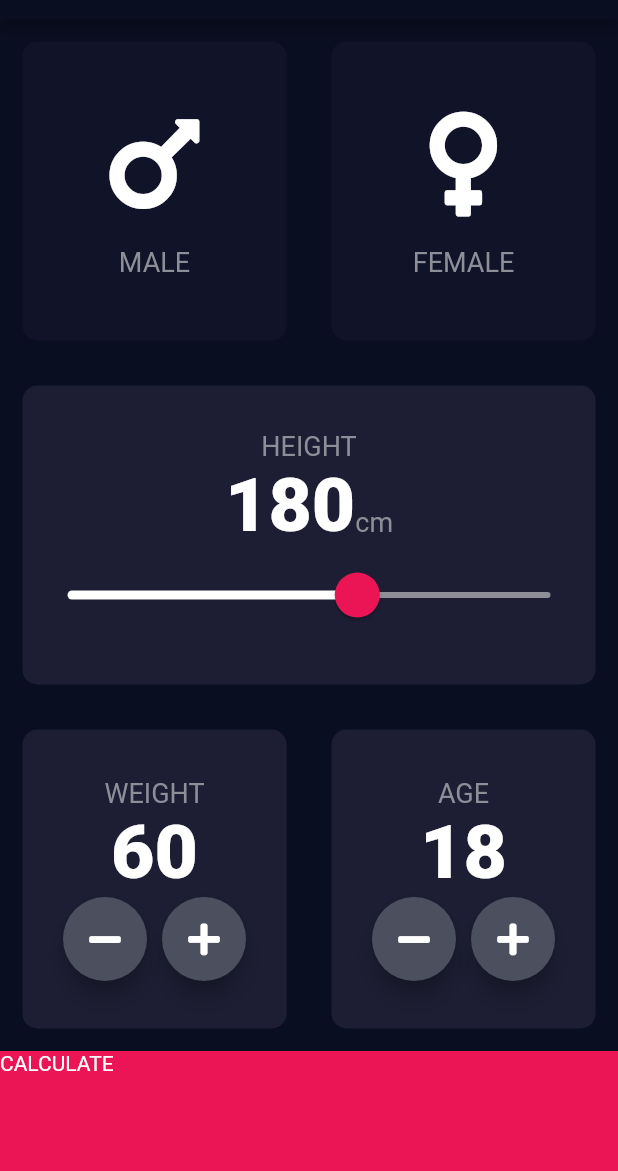
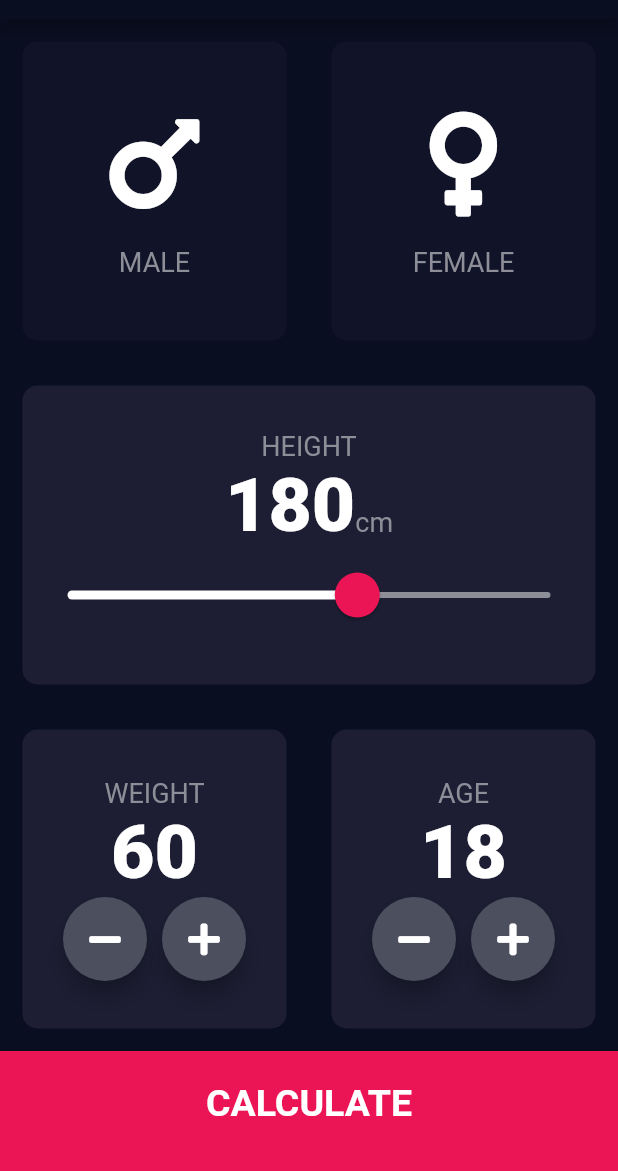
Before and after one commit to HaariRocks/Bmi_Calculator-, a Flutter app: the screen it shows after launch, on a phone screen of 412 x 824 dp, the part 65-1236 px from its top. Run offline on Flutter 3.47's test engine with Material 2 defaults, Android fonts, the phone set to English and light mode, and no system bars; our stand-ins replace font_awesome_flutter.

```diff
--- /dev/null
+++ b/lib/buttom_button.dart
@@ -0,0 +1,23 @@
+import 'package:bmi_calc/konstants.dart';
+import 'package:flutter/material.dart';
+
+class BottomButton extends StatelessWidget {
+  BottomButton({this.onTap, this.text});
+  final Function onTap;
+  final Text text;
+  @override
+  Widget build(BuildContext context) {
+    return GestureDetector(
+      onTap: onTap,
+      child: Container(
+        color: Color(0xFFEB1555),
+        width: double.infinity,
+        height: kbottomContainerHeight,
+        padding: EdgeInsets.only(bottom: 10.0),
+        child: Center(
+          child: text,
+        ),
+      ),
+    );
+  }
+}
--- a/lib/input_page.dart
+++ b/lib/input_page.dart
@@ -1,3 +1,4 @@
+import 'package:bmi_calc/buttom_button.dart';
 import 'package:bmi_calc/custum_child.dart';
 import 'package:bmi_calc/konstants.dart';
 import 'package:bmi_calc/results_page.dart';
@@ -198,7 +199,11 @@ class _InputPageState extends State<InputPage> {
             ],
           ),
         ),
-        GestureDetector(
+        BottomButton(
+          text: Text(
+            "CALCULATE",
+            style: kButtomBTextStyle,
+          ),
           onTap: () {
             Navigator.push(
               context,
@@ -207,14 +212,6 @@ class _InputPageState extends State<InputPage> {
               ),
             );
           },
-          child: Container(
-            color: Color(0xFFEB1555),
-            width: double.infinity,
-            height: kbottomContainerHeight,
-            child: Text(
-              "CALCULATE",
-            ),
-          ),
         ),
       ],
     );
```
Also changed, not shown: lib/konstants.dart (+21 -0 lines), lib/results_page.dart (+51 -1 lines).
